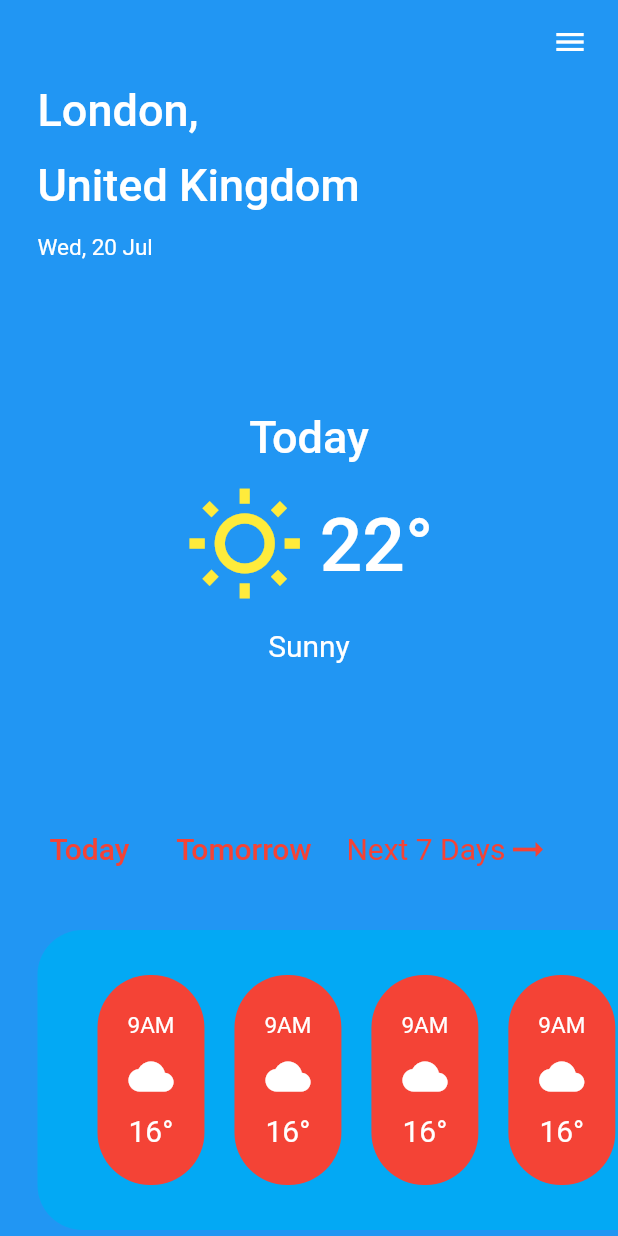
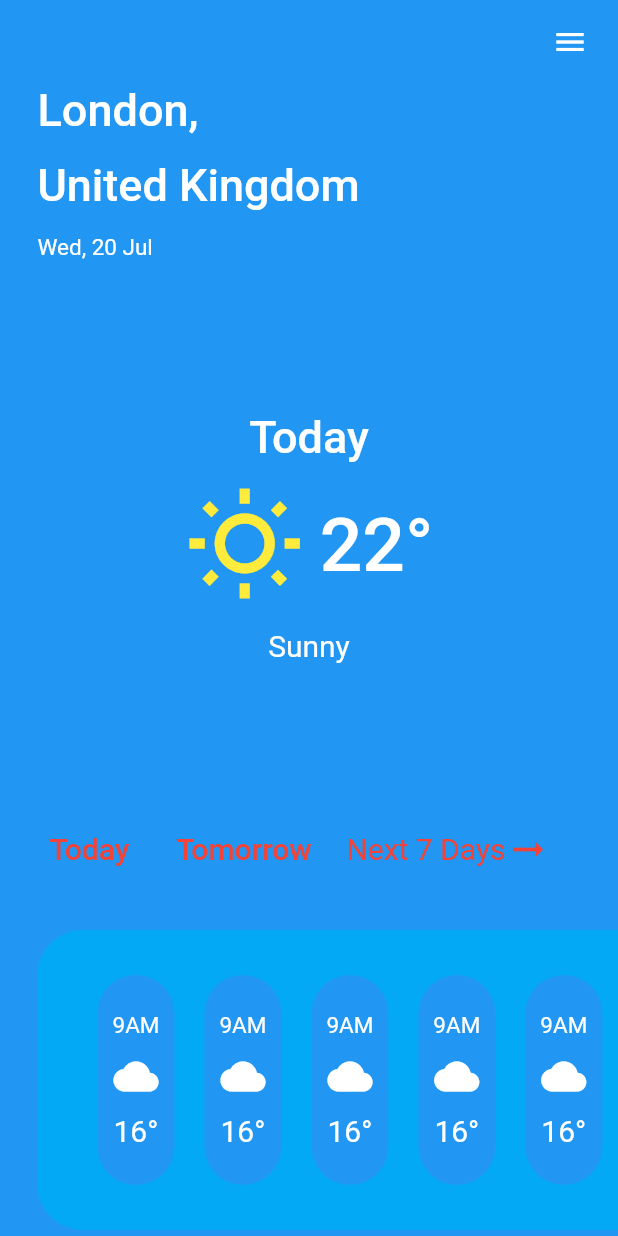
Before and after one commit to JideijeEmeka/weather_forcast_app, a Flutter app: the screen it shows after launch, on a phone screen of 412 x 824 dp. Run offline on Flutter 3.47's test engine with Material 2 defaults, Android fonts, the light colour scheme and no system bars; our stand-ins replace location, mvc_pattern.

Commit message:
Change color of the weather widget

```diff
--- a/lib/weather_widget.dart
+++ b/lib/weather_widget.dart
@@ -5,10 +5,10 @@ required String degrees}) {
   return Container(
     decoration: BoxDecoration(
         shape: BoxShape.rectangle,
-        color: Colors.red,
+        color: Colors.blue,
         borderRadius: BorderRadius.circular(35)
     ),
-    padding: const EdgeInsets.symmetric(horizontal: 20, vertical: 15),
+    padding: const EdgeInsets.symmetric(horizontal: 10, vertical: 15),
     margin: const EdgeInsets.only(
         right: 20, top: 30, bottom: 30),
     child: Column(
```
